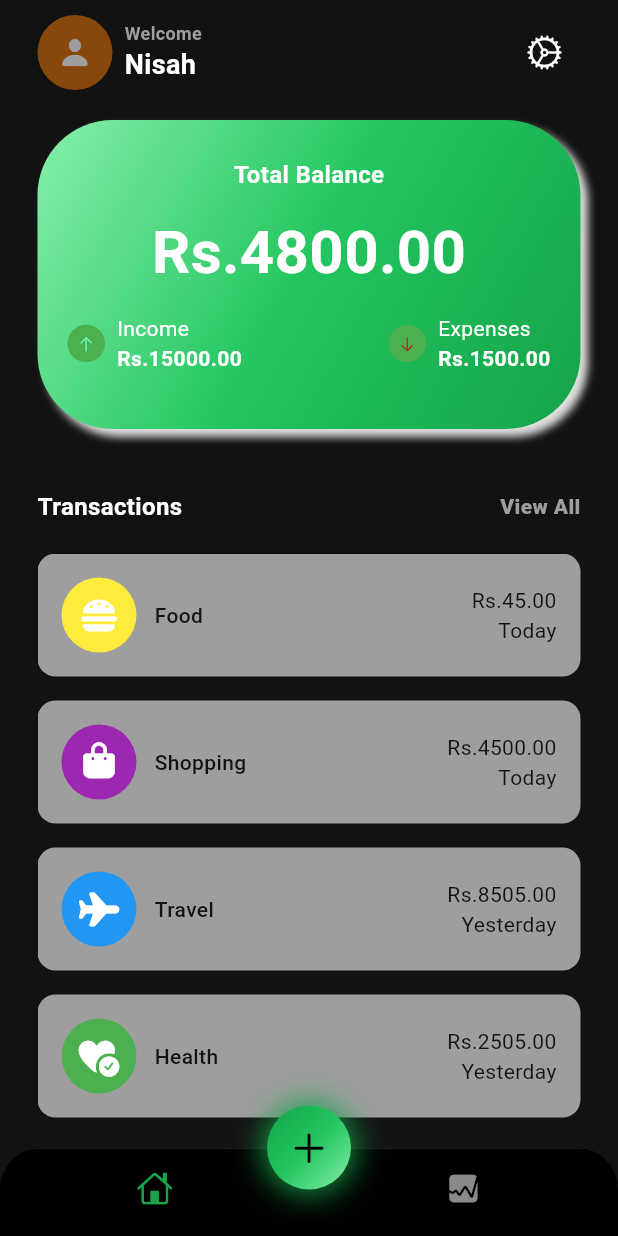
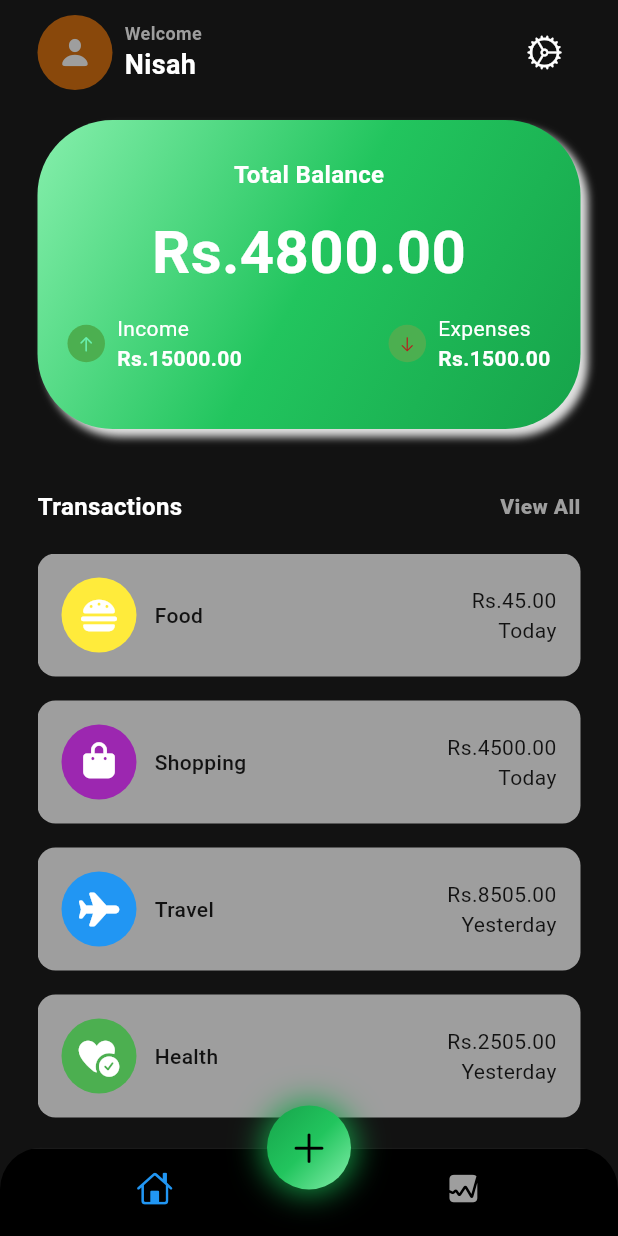
Before and after one commit to AaishaShahani2001/ExpenseTracker, a Flutter app: the screen it shows after launch, on a phone screen of 412 x 824 dp. Run offline on Flutter 3.47's test engine with Material 3 defaults, Android fonts, the phone set to English and light mode, and no system bars; our stand-ins replace fl_chart, font_awesome_flutter.

Commit message:
updated home screen and stats screen and created chart file

```diff
--- a/lib/screens/home/views/home_screen.dart
+++ b/lib/screens/home/views/home_screen.dart
@@ -12,8 +12,10 @@ class HomeScreen extends StatefulWidget {
 
 class _HomeScreenState extends State<HomeScreen> {
   //var widgetList = [MainScreen(), StatsScreen()];
+  int index = 0;
 
-  int index = 0;
+  late Color selectedItem = Colors.blue;
+  Color unselectedItem = Colors.grey;
 
   @override
   Widget build(BuildContext context) {
@@ -39,16 +41,22 @@ class _HomeScreenState extends State<HomeScreen> {
             elevation: 0,
             showSelectedLabels: false,
             showUnselectedLabels: false,
-            selectedItemColor: colors.primary,
-            unselectedItemColor: Colors.white54,
+            //selectedItemColor: Colors.red,
+            //unselectedItemColor: Colors.white54,
             type: BottomNavigationBarType.fixed,
-            items: const [
+            items: [
               BottomNavigationBarItem(
-                icon: Icon(CupertinoIcons.home),
+                icon: Icon(
+                  CupertinoIcons.home,
+                  color: index == 0 ? selectedItem : unselectedItem,
+                ),
                 label: 'Home',
               ),
               BottomNavigationBarItem(
-                icon: Icon(CupertinoIcons.graph_square_fill),
+                icon: Icon(
+                  CupertinoIcons.graph_square_fill,
+                  color: index == 1 ? selectedItem : unselectedItem,
+                ),
                 label: 'Stats',
               ),
             ],
```
Also changed, not shown: lib/screens/stats/chart.dart (added, +30 -0 lines), lib/screens/stats/stats.dart (+22 -1 lines).
